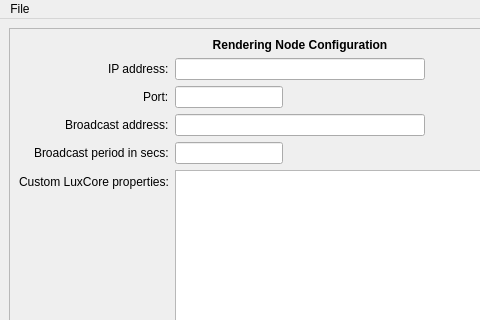
First picture: the form in src/pyluxcoretools/pyluxcoretools/pyluxcorenetnode/mainwindow.ui, repository LuxCoreRender/LuxCore, before the edit; both pictures show x 0 to 480 and y 0 to 320 of the 600 by 600 pixel window.
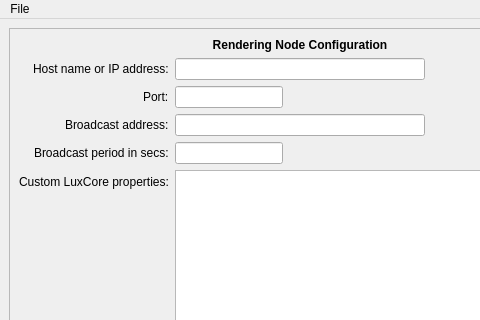
Second picture: the form after the edit.

What changed in the file:
```diff
--- a/src/pyluxcoretools/pyluxcoretools/pyluxcorenetnode/mainwindow.ui
+++ b/src/pyluxcoretools/pyluxcoretools/pyluxcorenetnode/mainwindow.ui
@@ -45,7 +45,7 @@
          <item row="0" column="0">
           <widget class="QLabel" name="label">
            <property name="text">
-            <string>IP address:</string>
+            <string>Host name or IP address:</string>
            </property>
           </widget>
          </item>
```
